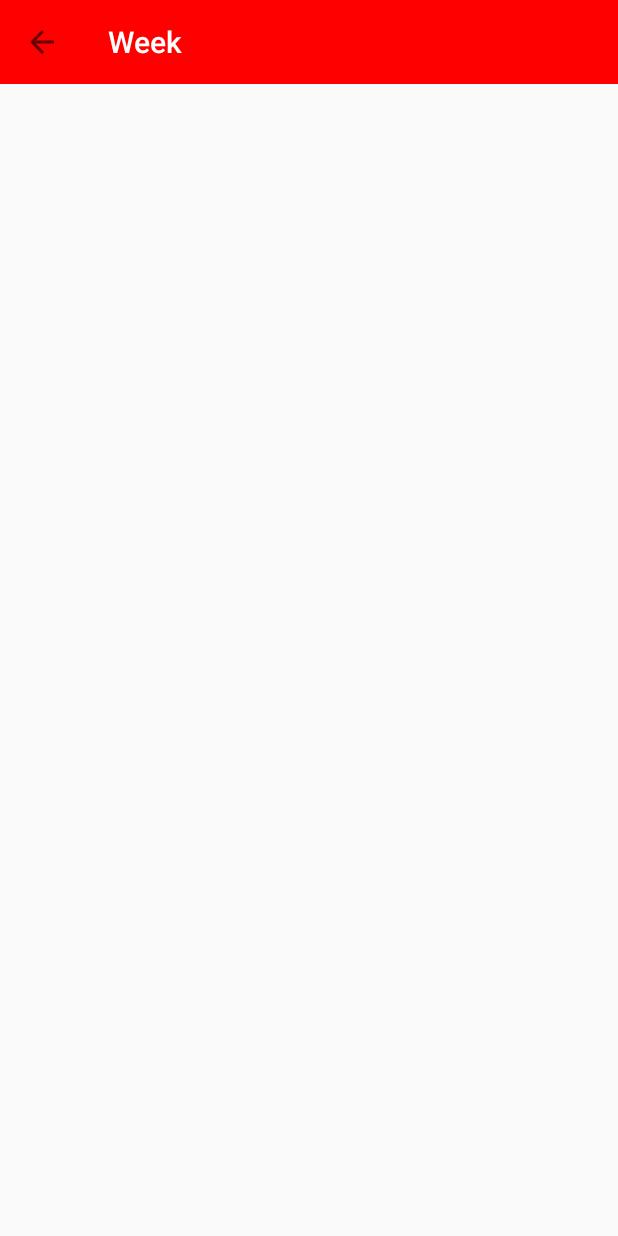
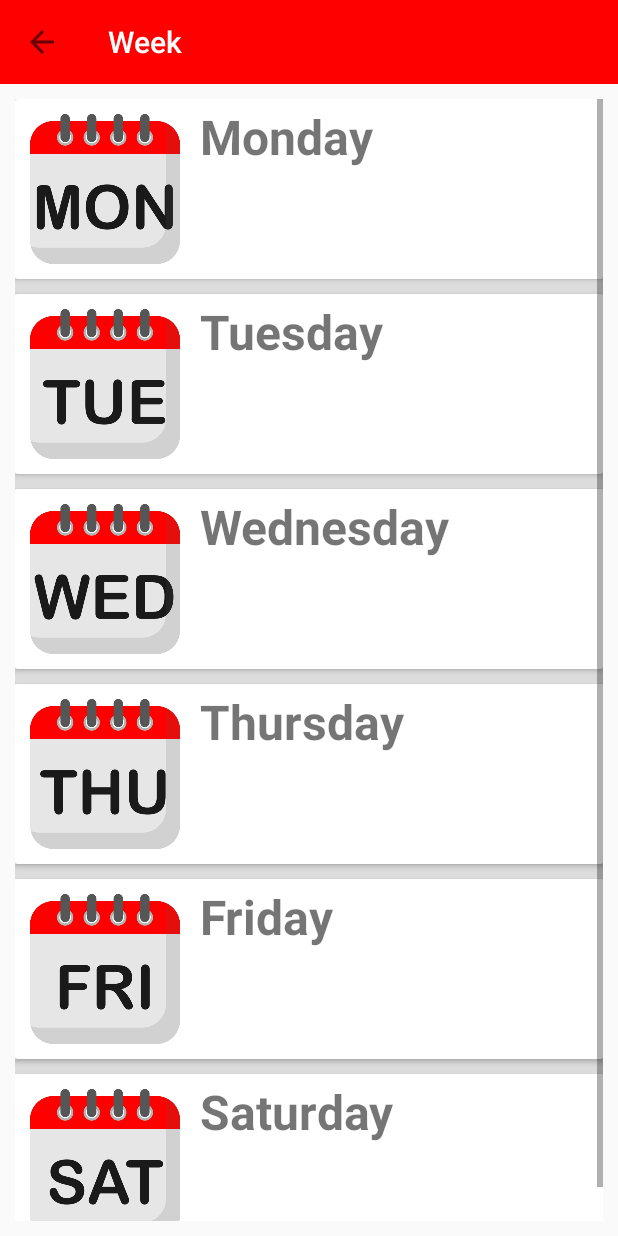
Before and after one commit to ZHANIK2003/TazaBilim-Application, an Android app: the screen it shows after launch (WeekActivity), after a tap on "Time Table", on a phone screen of 412 x 824 dp. Run offline under Robolectric (Android 15) with nearby library versions, the phone set to English and light mode, and no system bars.

Commit message:
made: new feature "Timetable"

```diff
--- a/app/src/main/java/com/example/tazabilim/MainActivity.java
+++ b/app/src/main/java/com/example/tazabilim/MainActivity.java
@@ -1,4 +1,5 @@
 package com.example.tazabilim;
+
 import android.content.Context;
 import android.content.Intent;
 import android.os.Bundle;
@@ -13,7 +14,9 @@ import android.widget.TextView;
 import androidx.appcompat.app.ActionBar;
 import androidx.appcompat.app.AppCompatActivity;
 import androidx.appcompat.widget.Toolbar;
-import com.example.tazabilim.R;
+
+import java.util.HashMap;
+import java.util.Map;
 
 public class MainActivity extends AppCompatActivity {
     ListView listView;
@@ -23,64 +26,59 @@ public class MainActivity extends AppCompatActivity {
         super.onCreate(savedInstanceState);
         setContentView(R.layout.activity_main);
 
-        // Инициализация Toolbar
         Toolbar toolbar = findViewById(R.id.ToolbarMain);
         setSupportActionBar(toolbar);
 
-        // Получение ActionBar и установка заголовка
         ActionBar actionBar = getSupportActionBar();
         if (actionBar != null) {
             actionBar.setTitle("TazaBilim");
         }
 
-        // Инициализация ListView и настройка адаптера
         listView = findViewById(R.id.LvMain);
         setupListView();
     }
 
     private void setupListView() {
-
         String[] titles = getResources().getStringArray(R.array.Main);
         String[] descriptions = getResources().getStringArray(R.array.Description);
-
-        // Установка адаптера для ListView
         SimpleAdapter simpleAdapter = new SimpleAdapter(this, titles, descriptions);
         listView.setAdapter(simpleAdapter);
 
-        listView.setOnItemClickListener(new AdapterView.OnItemClickListener() {
-            @Override
-            public void onItemClick(AdapterView<?> parent, View view, int position, long id) {
-                switch (position){
-                    case 0: {
-                        Intent intent = new Intent(MainActivity.this, WeekActivity.class);
-                        startActivity(intent);
-                        break;
-                    }
-                    case 1:
-                    case 2:
-                    case 3:
-                    case 4:
-                    case 5:
-                    case 6:
-                    case 7: {
-                        break;
-                    }
-                }
+        listView.setOnItemClickListener((parent, view, position, id) -> {
+            // Example: Navigate based on position; you can use a switch or if-else logic here
+            if (position == 0) {
+                startActivity(new Intent(MainActivity.this, WeekActivity.class));
             }
+            // Add more cases as needed for other positions
         });
     }
 
     public class SimpleAdapter extends BaseAdapter {
-        private Context mContext;
-        private LayoutInflater layoutInflater;
-        private String[] titleArray;
-        private String[] descriptionArray;
+        private final Context mContext;
+        private final LayoutInflater layoutInflater;
+        private final String[] titleArray;
+        private final String[] descriptionArray;
+        private final Map<String, Integer> imageMap;
 
         public SimpleAdapter(Context context, String[] titles, String[] descriptions) {
-            mContext = context;
-            titleArray = titles;
-            descriptionArray = descriptions;
-            layoutInflater = LayoutInflater.from(context);
+            this.mContext = context;
+            this.titleArray = titles;
+            this.descriptionArray = descriptions;
+            this.layoutInflater = LayoutInflater.from(context);
+            this.imageMap = initializeImageMap();
+        }
+
+        private Map<String, Integer> initializeImageMap() {
+            Map<String, Integer> map = new HashMap<>();
+            map.put("Time Table", R.drawable.timetable);
+            map.put("Articles", R.drawable.articles);
+            map.put("App Policy", R.drawable.apppolicy);
+            map.put("Events", R.drawable.event);
+            map.put("News", R.drawable.news);
+            map.put("Study Tools", R.drawable.study);
+            map.put("Resource Library", R.drawable.books);
+            map.put("Contacts", R.drawable.contacts);
+            return map;
         }
 
         @Override
@@ -100,35 +98,36 @@ public class MainActivity extends AppCompatActivity {
 
         @Override
         public View getView(int position, View convertView, ViewGroup parent) {
+            ViewHolder holder;
             if (convertView == null) {
-                convertView = layoutInflater.inflate(R.layout.main_activity_single_item, null);
+                convertView = layoutInflater.inflate(R.layout.main_activity_single_item, parent, false);
+                holder = new ViewHolder();
+                holder.title = convertView.findViewById(R.id.TvMain);
+                holder.description = convertView.findViewById(R.id.TvDescription);
+                holder.imageView = convertView.findViewById(R.id.IvMain);
+                convertView.setTag(holder);
+            } else {
+                holder = (ViewHolder) convertView.getTag();
             }
-            TextView title = convertView.findViewById(R.id.TvMain);
-            TextView description = convertView.findViewById(R.id.TvDescription);
-            ImageView imageView = convertView.findViewById(R.id.IvMain);
 
-            title.setText(titleArray[position]);
-            description.setText(descriptionArray[position]);
+            String title = titleArray[position];
+            holder.title.setText(title);
+            holder.description.setText(descriptionArray[position]);
+            Integer imageResId = imageMap.get(title);
+            if (imageResId != null) {
+                holder.imageView.setImageResource(imageResId);
+                holder.imageView.setVisibility(View.VISIBLE);
+            } else {
+                holder.imageView.setVisibility(View.GONE); // Or set a default image
+            }
 
-            // Установка изображений в зависимости от заголовка
-            if (titleArray[position].equalsIgnoreCase("Time Table")) {
-                imageView.setImageResource(R.drawable.timetable);
-            } else if (titleArray[position].equalsIgnoreCase("Articles")) {
-                imageView.setImageResource(R.drawable.articles);
-            } else if (titleArray[position].equalsIgnoreCase("App Policy")) {
-                imageView.setImageResource(R.drawable.apppolicy);
-            } else if (titleArray[position].equalsIgnoreCase("Events")){
-                imageView.setImageResource(R.drawable.event);
-            }else if (titleArray[position].equalsIgnoreCase("News")) {
-                imageView.setImageResource(R.drawable.news);
-            }else if (titleArray[position].equalsIgnoreCase("Study Tools")) {
-                imageView.setImageResource(R.drawable.study);
-            }else if (titleArray[position].equalsIgnoreCase("Resource Library")) {
-                imageView.setImageResource(R.drawable.books);
-            }else{
-                imageView.setImageResource(R.drawable.contacts);
-            }
             return convertView;
+        }
+
+        class ViewHolder {
+            TextView title;
+            TextView description;
+            ImageView imageView;
         }
     }
 }
--- a/app/src/main/java/com/example/tazabilim/WeekActivity.java
+++ b/app/src/main/java/com/example/tazabilim/WeekActivity.java
@@ -63,36 +63,50 @@ public class WeekActivity extends AppCompatActivity {
         });
     }
 
-    public class WeekAdapter extends ArrayAdapter{
+    public class WeekAdapter extends ArrayAdapter<String> {
         private int resource;
         private LayoutInflater layoutInflater;
-        private String[] week = new String[]{};
+        private String[] week;
+        private int[] images = {
+                R.drawable.monday,
+                R.drawable.tuesday,
+                R.drawable.wednesday,
+                R.drawable.thursday,
+                R.drawable.friday,
+                R.drawable.saturday
+        };
 
         public WeekAdapter(Context context, int resource, String[] objects) {
-            super(context, resource);
+            super(context, resource, objects);
             this.resource = resource;
             this.week = objects;
-            layoutInflater = (LayoutInflater) context.getSystemService(Context.LAYOUT_INFLATER_SERVICE);
+            layoutInflater = LayoutInflater.from(context);
         }
 
         @Override
-        public View getView(int position, @Nullable View convertView, @NonNull ViewGroup parent) {
+        public View getView(int position, View convertView, @NonNull ViewGroup parent) {
             ViewHolder holder;
-            if(convertView == null){
+            if (convertView == null) {
                 holder = new ViewHolder();
-                convertView = layoutInflater.inflate(resource,null);
-                holder.ivLogo = (ImageView) convertView.findViewById(R.id.IvDay);
-                holder.tvWeek = (TextView) convertView.findViewById(R.id.TvDay);
+                convertView = layoutInflater.inflate(resource, parent, false);
+                holder.ivLogo = convertView.findViewById(R.id.IvDay);
+                holder.tvWeek = convertView.findViewById(R.id.TvDay);
                 convertView.setTag(holder);
-            }else{
-                holder = (ViewHolder)convertView.getTag();
+            } else {
+                holder = (ViewHolder) convertView.getTag();
             }
-            holder.tvWeek.setText(week[position]);
+
+            holder.tvWeek.setText(getItem(position));
+            if (position >= 0 && position < images.length) {
+                holder.ivLogo.setImageResource(images[position]); // Set the image for the current day
+            }
+
             return convertView;
         }
-        class ViewHolder{
-            private ImageView ivLogo;
-            private TextView tvWeek;
+
+         class ViewHolder {
+            ImageView ivLogo;
+            TextView tvWeek;
         }
     }
 
--- a/app/src/main/res/layout/activity_week.xml
+++ b/app/src/main/res/layout/activity_week.xml
@@ -4,7 +4,7 @@
     xmlns:tools="http://schemas.android.com/tools"
     android:layout_width="match_parent"
     android:layout_height="wrap_content"
-    tools:context=".MainActivity">
+    tools:context=".WeekActivity">
 
     <androidx.appcompat.widget.Toolbar
         android:layout_width="match_parent"
```
Also changed, not shown: app/src/main/res/values/strings.xml (+6 -6 lines), app/src/main/res/drawable/friday.png (added), app/src/main/res/drawable/monday.png (added), app/src/main/res/drawable/saturday.png (added), app/src/main/res/drawable/thursday.png (added), app/src/main/res/drawable/tuesday.png (added), app/src/main/res/drawable/wednesday.png (added).
